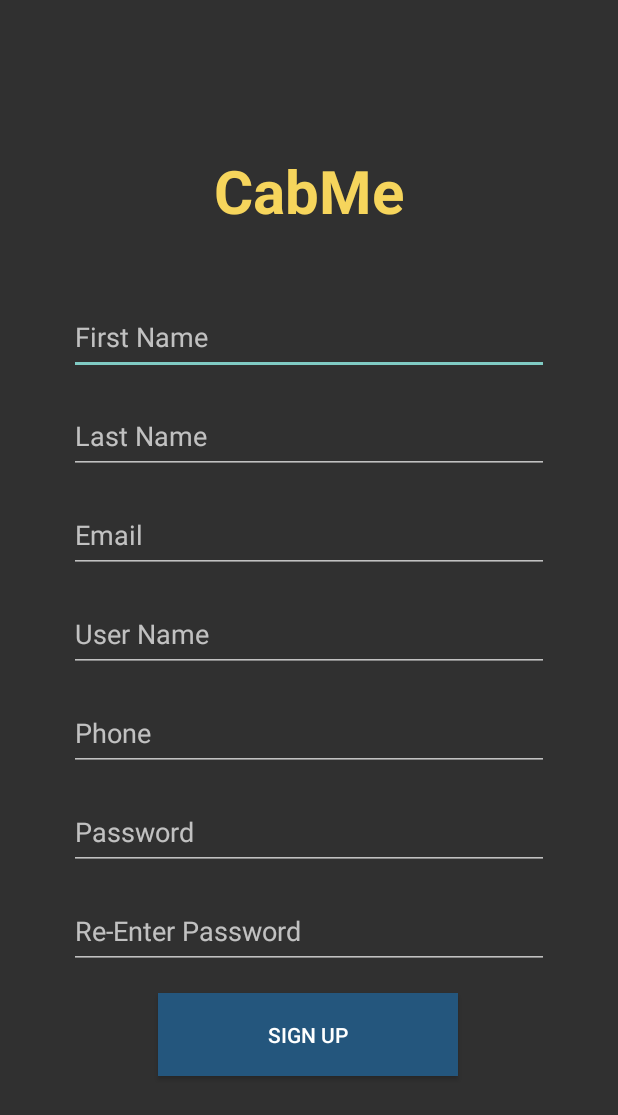
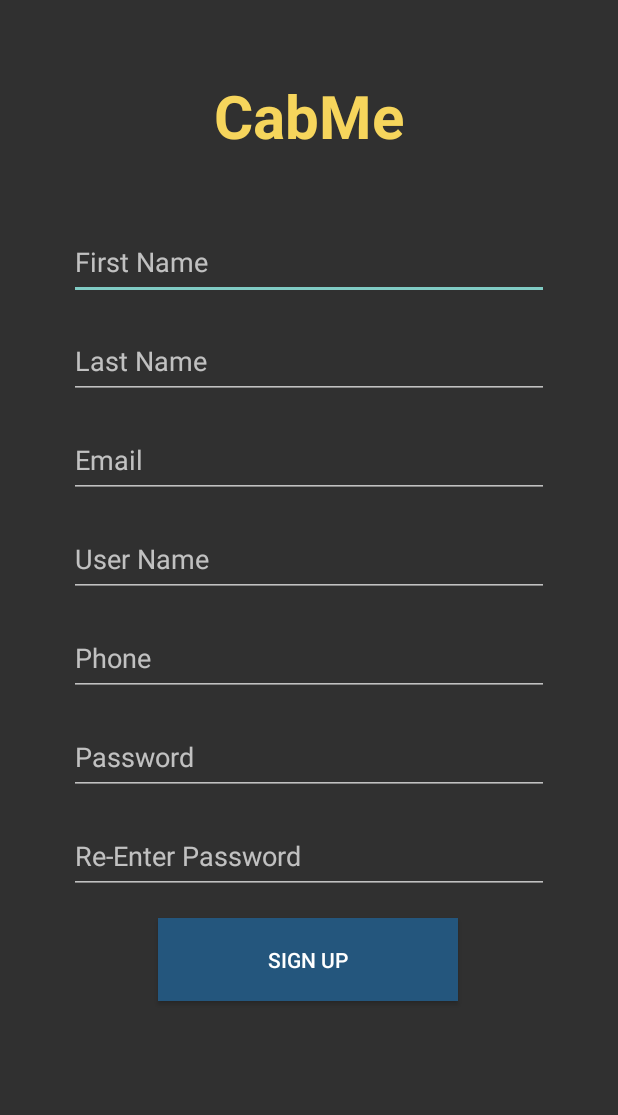
Before and after one commit to CMPUT301W20T20/CabMe, an Android app: the SignupActivity screen opened directly, with no data from a screen before it, on a phone screen of 412 x 824 dp. Shown: the top 1115 px of the screen. Run offline under Robolectric (Android 15) with nearby library versions, the phone set to English and light mode, and no system bars; our stand-ins replace Firebase (no records; nobody signed in at launch, a user with empty details on screens opened directly).

Commit message:
Update sign_up_activity.xml

```diff
--- a/app/src/main/res/layout/sign_up_activity.xml
+++ b/app/src/main/res/layout/sign_up_activity.xml
@@ -12,18 +12,18 @@
 		android:layout_height="50dp"
 		android:layout_marginStart="130dp"
 		android:layout_marginLeft="130dp"
-		android:layout_marginTop="100dp"
+		android:layout_marginTop="50dp"
 		android:layout_marginEnd="130dp"
 		android:layout_marginRight="130dp"
 
+		android:gravity="center_horizontal"
 		android:text="@string/app_name"
 		android:textColor="#F6D55C"
 		android:textSize="40sp"
 		android:textStyle="bold"
 		app:layout_constraintEnd_toEndOf="parent"
 		app:layout_constraintStart_toStartOf="parent"
-		app:layout_constraintTop_toTopOf="parent"
-		android:gravity="center_horizontal" />
+		app:layout_constraintTop_toTopOf="parent" />
 
 	<EditText
 		android:id="@+id/SignupFirstName"
```
